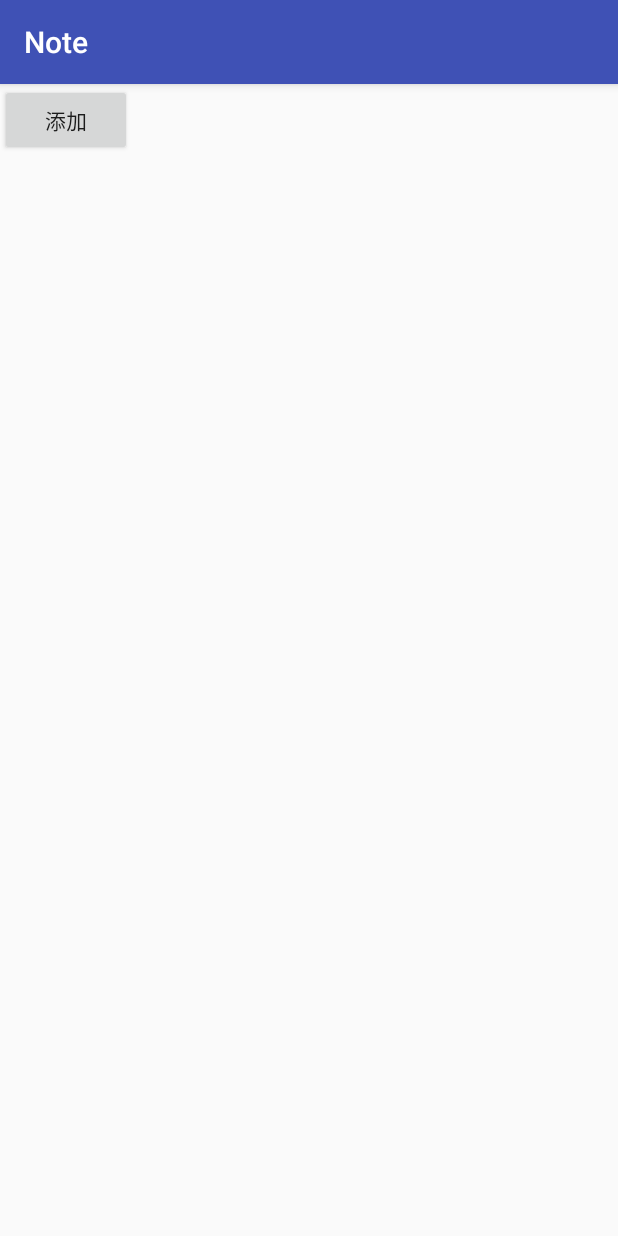
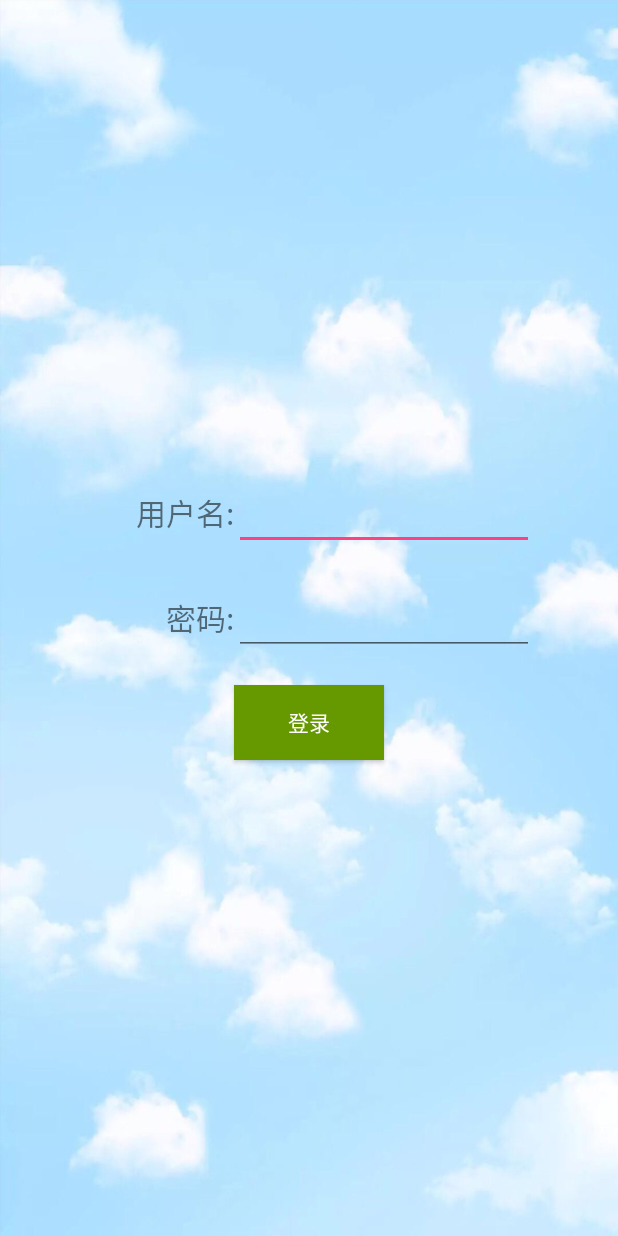
Before and after one commit to newPersonKing/note, an Android app: the screen it shows after launch (MainActivity before the commit, LoginActivity after it), on a phone screen of 412 x 824 dp. Run offline under Robolectric (Android 15) with nearby library versions, the phone set to English and light mode, and no system bars.

Commit message:
2.0版本

```diff
--- a/app/src/main/java/com/gy/note/codingboy/notebook1/AddContent.java
+++ b/app/src/main/java/com/gy/note/codingboy/notebook/AddContent.java
@@ -1,4 +1,4 @@
-package com.gy.note.codingboy.notebook1;
+package com.gy.note.codingboy.notebook;
 
 import android.app.Activity;
 import android.content.ContentValues;
--- /dev/null
+++ b/app/src/main/java/com/gy/note/codingboy/notebook/LoginActivity.java
@@ -0,0 +1,53 @@
+package com.gy.note.codingboy.notebook;
+
+import android.app.Activity;
+import android.content.Intent;
+import android.os.Bundle;
+import android.support.v7.widget.AppCompatButton;
+import android.support.v7.widget.AppCompatEditText;
+import android.view.View;
+import android.widget.Toast;
+
+import com.gy.note.R;
+import com.gy.note.codingboy.notebook.bean.UserInfo;
+
+public class LoginActivity extends Activity {
+
+	AppCompatEditText et_name,et_pw;
+	AppCompatButton btn_login;
+	@Override
+	protected void onCreate(Bundle savedInstanceState) {
+		super.onCreate(savedInstanceState);
+
+		setContentView(R.layout.activity_login);
+
+		et_name = findViewById(R.id.et_name);
+		et_pw = findViewById(R.id.et_pw);
+
+		btn_login = findViewById(R.id.btn_login);
+
+
+		btn_login.setOnClickListener(new View.OnClickListener() {
+			@Override
+			public void onClick(View view) {
+				login();
+			}
+		});
+	}
+
+	private void login(){
+		String name = et_name.getText().toString();
+		String pw = et_pw.getText().toString();
+		if(name.isEmpty() || pw.isEmpty()){
+			Toast.makeText(this,"账号或密码不能为空",Toast.LENGTH_SHORT).show();
+			return;
+		}
+		Intent intent = new Intent(this, MainActivity.class);
+		startActivity(intent);
+		UserInfo userInfo = new UserInfo();
+		userInfo.userName = name;
+		userInfo.pwd = pw;
+		Global.userInfo = userInfo;
+		finish();
+	}
+}
--- a/app/src/main/java/com/gy/note/codingboy/notebook1/MyAdapter.java
+++ b/app/src/main/java/com/gy/note/codingboy/notebook/MyAdapter.java
@@ -1,8 +1,7 @@
-package com.gy.note.codingboy.notebook1;
+package com.gy.note.codingboy.notebook;
 
 import android.content.Context;
 import android.database.Cursor;
-import android.util.Log;
 import android.view.LayoutInflater;
 import android.view.View;
 import android.view.ViewGroup;
--- a/app/src/main/java/com/gy/note/codingboy/notebook1/NotesDB.java
+++ b/app/src/main/java/com/gy/note/codingboy/notebook/NotesDB.java
@@ -1,4 +1,4 @@
-package com.gy.note.codingboy.notebook1;
+package com.gy.note.codingboy.notebook;
 
 import android.content.Context;
 import android.database.sqlite.SQLiteDatabase;
@@ -18,6 +18,7 @@ public class NotesDB extends SQLiteOpenHelper
             +ID+" INTEGER PRIMARY KEY AUTOINCREMENT,"
             +CONTENT+" TEXT NOT NULL,"
             +TIME+" TEXT NOT NULL)";
+
     public NotesDB(Context context)
     {
         super(context,"notes",null,1);
--- a/app/src/main/java/com/gy/note/codingboy/notebook1/SelectAct.java
+++ b/app/src/main/java/com/gy/note/codingboy/notebook/SelectAct.java
@@ -1,12 +1,10 @@
-package com.gy.note.codingboy.notebook1;
+package com.gy.note.codingboy.notebook;
 
 import android.app.Activity;
-import android.database.Cursor;
 import android.database.sqlite.SQLiteDatabase;
 import android.os.Bundle;
 import android.view.View;
 import android.widget.Button;
-import android.widget.EditText;
 import android.widget.TextView;
 
 import com.gy.note.R;
--- /dev/null
+++ b/app/src/main/res/layout/activity_login.xml
@@ -0,0 +1,62 @@
+<?xml version="1.0" encoding="utf-8"?>
+<LinearLayout xmlns:android="http://schemas.android.com/apk/res/android"
+    android:layout_width="match_parent"
+    android:layout_height="match_parent"
+    android:gravity="center"
+    android:background="@mipmap/login_bg"
+    android:orientation="vertical" >
+
+
+    <LinearLayout
+        android:layout_width="match_parent"
+        android:layout_height="wrap_content"
+        android:gravity="center"
+        android:orientation="horizontal">
+
+        <android.support.v7.widget.AppCompatTextView
+            android:layout_width="100dp"
+            android:layout_height="wrap_content"
+            android:text="用户名:"
+            android:gravity="end"
+            android:textSize="20dp"/>
+
+        <android.support.v7.widget.AppCompatEditText
+            android:id="@+id/et_name"
+            android:layout_width="200dp"
+            android:layout_height="50dp" />
+
+    </LinearLayout>
+
+    <LinearLayout
+        android:layout_width="match_parent"
+        android:layout_height="wrap_content"
+        android:gravity="center"
+        android:layout_marginTop="20dp"
+        android:orientation="horizontal">
+
+        <android.support.v7.widget.AppCompatTextView
+            android:layout_width="100dp"
+            android:layout_height="wrap_content"
+            android:text="密码:"
+            android:gravity="end"
+            android:textSize="20dp"/>
+
+        <android.support.v7.widget.AppCompatEditText
+            android:id="@+id/et_pw"
+            android:layout_width="200dp"
+            android:layout_height="50dp"
+            android:inputType="textPassword"/>
+
+    </LinearLayout>
+
+    <android.support.v7.widget.AppCompatButton
+        android:id="@+id/btn_login"
+        android:layout_width="100dp"
+        android:layout_height="50dp"
+        android:text="登录"
+        android:textColor="@android:color/white"
+        android:background="@android:color/holo_green_dark"
+        android:layout_marginTop="20dp"
+        />
+
+</LinearLayout>
```
Also changed, not shown: app/src/main/AndroidManifest.xml (+5 -3 lines), app/src/main/java/com/gy/note/codingboy/notebook/Global.java (added, +9 -0 lines), app/src/main/java/com/gy/note/codingboy/notebook/MainActivity.java (renamed from app/src/main/java/com/gy/note/codingboy/notebook1/MainActivity.java, +12 -6 lines), app/src/main/java/com/gy/note/codingboy/notebook/MyApplication.java (added, +11 -0 lines), app/src/main/java/com/gy/note/codingboy/notebook/UserInfoActivity.java (added, +42 -0 lines), app/src/main/java/com/gy/note/codingboy/notebook/bean/UserInfo.java (added, +10 -0 lines), app/src/main/res/layout/activity_main.xml (+19 -5 lines), app/src/main/res/layout/activity_user_info.xml (added, +97 -0 lines), app/src/main/res/layout/cell.xml (+38 -8 lines), app/src/main/res/mipmap-xxhdpi/back.png (added), app/src/main/res/mipmap-xxhdpi/login_bg.jpeg (added), 1 other file.
